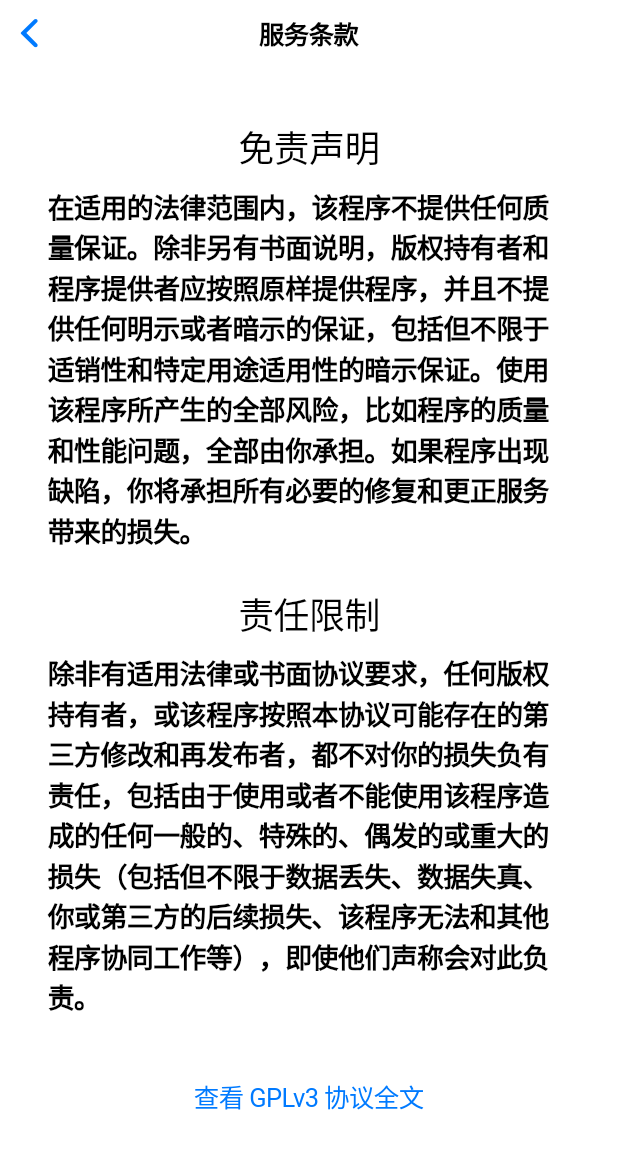
After one commit to Celechron/Celechron, a Flutter app: the screen it shows after launch, item 5 of the bottom bar chosen, after a tap on "服务条款", on a phone screen of 412 x 824 dp. The commit adds this screen. Shown: the top 1149 px of the screen. Run offline on Flutter 3.47's test engine with Material 3 defaults, Android fonts, the phone set to English and light mode, and no system bars; our stand-ins replace get, hive, hive_flutter, table_calendar; missing offline and left inert: extended_sliver; accounts and stored records are empty.

Commit message:
增加服务条款

```diff
--- /dev/null
+++ b/lib/page/option/custom_license_page.dart
@@ -0,0 +1,83 @@
+import 'package:flutter/cupertino.dart';
+import 'package:url_launcher/url_launcher_string.dart';
+
+class CustomLicensePage extends StatelessWidget {
+  const CustomLicensePage({super.key});
+
+  @override
+  Widget build(BuildContext context) {
+    return CupertinoPageScaffold(
+      navigationBar: const CupertinoNavigationBar(
+        middle: Text('服务条款'),
+        border: null,
+      ),
+      child: SafeArea(
+        child: Padding(
+          padding: const EdgeInsets.only(left: 32, right: 32),
+          child: CustomScrollView(
+            slivers: [
+              SliverList(
+                delegate: SliverChildListDelegate([
+                  const SizedBox(
+                    height: 36,
+                  ),
+                  const Text(
+                    '免责声明',
+                    textAlign: TextAlign.center,
+                    style: TextStyle(
+                      fontSize: 24,
+                    ),
+                  ),
+                  const SizedBox(
+                    height: 8,
+                  ),
+                  const Text(
+                    '在适用的法律范围内，该程序不提供任何质量保证。除非另有书面说明，版权持有者和程序提供者应按照原样提供程序，并且不提供任何明示或者暗示的保证，包括但不限于适销性和特定用途适用性的暗示保证。使用该程序所产生的全部风险，比如程序的质量和性能问题，全部由你承担。如果程序出现缺陷，你将承担所有必要的修复和更正服务带来的损失。',
+                    textAlign: TextAlign.left,
+                    style: TextStyle(
+                      fontWeight: FontWeight.bold,
+                      fontSize: 18,
+                    ),
+                  ),
+                  const SizedBox(
+                    height: 24,
+                  ),
+                  const Text(
+                    '责任限制',
+                    textAlign: TextAlign.center,
+                    style: TextStyle(
+                      fontSize: 24,
+                    ),
+                  ),
+                  const SizedBox(
+                    height: 8,
+                  ),
+                  const Text(
+                    '除非有适用法律或书面协议要求，任何版权持有者，或该程序按照本协议可能存在的第三方修改和再发布者，都不对你的损失负有责任，包括由于使用或者不能使用该程序造成的任何一般的、特殊的、偶发的或重大的损失（包括但不限于数据丢失、数据失真、你或第三方的后续损失、该程序无法和其他程序协同工作等），即使他们声称会对此负责。',
+                    textAlign: TextAlign.left,
+                    style: TextStyle(
+                      fontWeight: FontWeight.bold,
+                      fontSize: 18,
+                    ),
+                  ),
+                  const SizedBox(
+                    height: 24,
+                  ),
+                  CupertinoButton(
+                    child: const Text('查看 GPLv3 协议全文'),
+                    onPressed: () async {
+                      await launchUrlString(
+                        'https://www.gnu.org/licenses/gpl-3.0.html',
+                        mode: LaunchMode.externalApplication,
+                      );
+                    },
+                  ),
+                ]),
+              ),
+            ],
+          ),
+        ),
+      ),
+    );
+  }
+}
--- a/lib/page/option/option_view.dart
+++ b/lib/page/option/option_view.dart
@@ -1,3 +1,4 @@
+import 'package:celechron/page/option/custom_license_page.dart';
 import 'package:flutter/cupertino.dart';
 import 'package:flutter/material.dart';
 import 'package:celechron/utils/utils.dart';
@@ -246,6 +247,15 @@ class OptionPage extends StatelessWidget {
                       },
                     ),
                     CupertinoListTile(
+                      title: const Text('服务条款'),
+                      onTap: () async {
+                        Navigator.of(context, rootNavigator: true).push(
+                            CupertinoPageRoute(
+                                builder: (context) =>
+                                    const CustomLicensePage()));
+                      },
+                    ),
+                    CupertinoListTile(
                       title: const Text('前往项目网站'),
                       onTap: () async {
                         await launchUrlString(
```
Also changed, not shown: lib/page/task/task_view.dart (+22 -11 lines).
